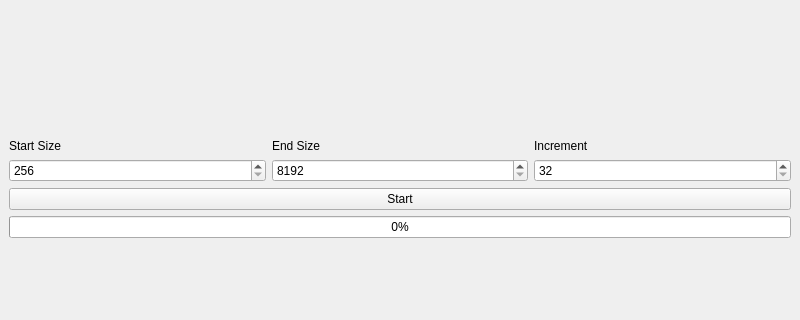
Qt form memspeed.ui (b7f7/MemSpeed) before a commit; both pictures show x 0 to 800 and y 100 to 420 of the 800 by 600 pixel window.
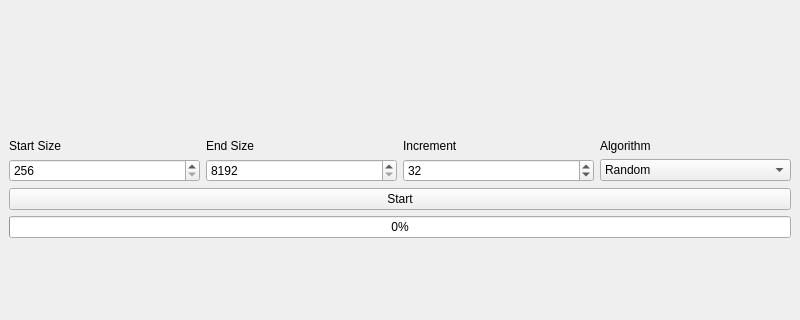
The same form after that commit.

Commit message: bug fixes and fixing the display of line series

Patch:
```diff
--- a/memspeed.ui
+++ b/memspeed.ui
@@ -103,7 +103,7 @@
           <item>
            <widget class="QSpinBox" name="IncrementValue">
             <property name="minimum">
-             <number>32</number>
+             <number>8</number>
             </property>
             <property name="maximum">
              <number>4096</number>
@@ -118,6 +118,43 @@
           </item>
          </layout>
         </item>
+        <item>
+         <layout class="QVBoxLayout" name="AlgorithmLayout">
+          <item>
+           <widget class="QLabel" name="label_4">
+            <property name="sizePolicy">
+             <sizepolicy hsizetype="Minimum" vsizetype="Fixed">
+              <horstretch>0</horstretch>
+              <verstretch>0</verstretch>
+             </sizepolicy>
+            </property>
+            <property name="text">
+             <string>Algorithm</string>
+            </property>
+           </widget>
+          </item>
+          <item>
+           <widget class="QComboBox" name="AlgorithmSelector">
+            <property name="sizePolicy">
+             <sizepolicy hsizetype="Minimum" vsizetype="Fixed">
+              <horstretch>0</horstretch>
+              <verstretch>0</verstretch>
+             </sizepolicy>
+            </property>
+            <item>
+             <property name="text">
+              <string>Random</string>
+             </property>
+            </item>
+            <item>
+             <property name="text">
+              <string>Sequencial</string>
+             </property>
+            </item>
+           </widget>
+          </item>
+         </layout>
+        </item>
        </layout>
       </item>
       <item>
```
The commit also changes 2 other files.
